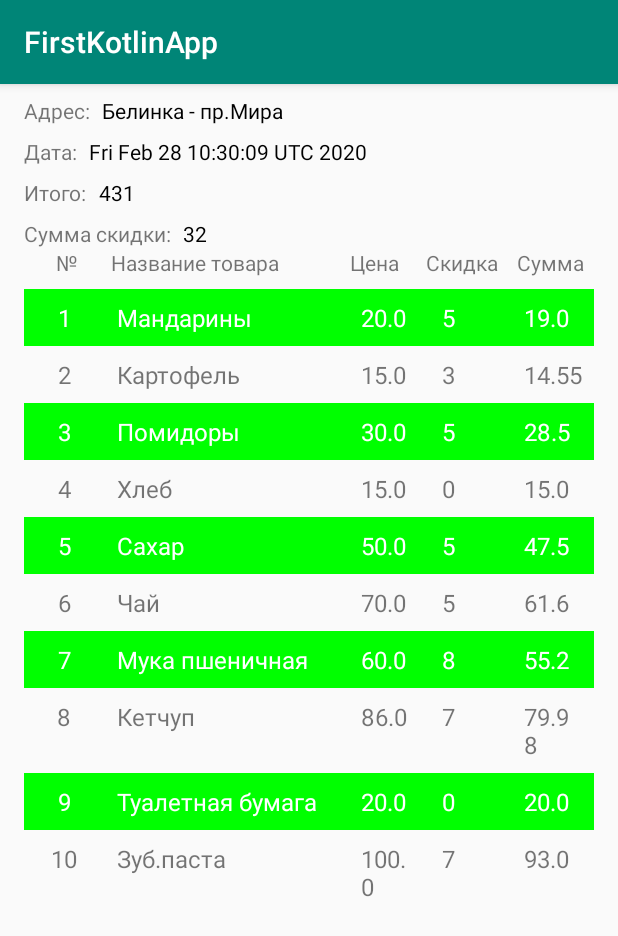
After one commit to 9elight/FirstKotlinApp, an Android app: the ThirdActivity screen opened directly, with no data from a screen before it, on a phone screen of 412 x 824 dp. The commit adds this screen. Shown: the top 936 px of the screen. Run offline under Robolectric (Android 15) with nearby library versions, the phone set to English and light mode, and no system bars.

Commit message:
homework_2.0 -создал модельки -сделал верстку 3 активити по дизайну -добавил адаптер для ресйклер вьюшки -заполнил лист с покупками -отобразил в ресайклере -реализовал смену цвета через раз

```diff
--- a/app/build.gradle
+++ b/app/build.gradle
@@ -32,4 +32,5 @@ dependencies {
     testImplementation 'junit:junit:4.12'
     androidTestImplementation 'androidx.test.ext:junit:1.1.1'
     androidTestImplementation 'androidx.test.espresso:espresso-core:3.2.0'
+    implementation 'androidx.recyclerview:recyclerview:1.0.0'
 }
--- a/app/src/main/AndroidManifest.xml
+++ b/app/src/main/AndroidManifest.xml
@@ -9,8 +9,9 @@
         android:roundIcon="@mipmap/ic_launcher_round"
         android:supportsRtl="true"
         android:theme="@style/AppTheme">
-        <activity android:name=".SecondActivity"></activity>
-        <activity android:name=".MainActivity">
+        <activity android:name=".ui.ThirdActivity"></activity>
+        <activity android:name=".ui.SecondActivity" />
+        <activity android:name=".ui.MainActivity">
             <intent-filter>
                 <action android:name="android.intent.action.MAIN" />
 
--- a/app/src/main/java/com/example/firstkotlinapp/MainActivity.kt
+++ /dev/null
@@ -1,48 +0,0 @@
-package com.example.firstkotlinapp
-
-import android.app.UiModeManager
-import android.content.Intent
-import androidx.appcompat.app.AppCompatActivity
-import android.os.Bundle
-import android.text.Editable
-import android.view.View
-import kotlinx.android.synthetic.main.activity_main.*
-
-class MainActivity : AppCompatActivity() {
-
-    override fun onCreate(savedInstanceState: Bundle?) {
-        super.onCreate(savedInstanceState)
-        setContentView(R.layout.activity_main)
-        mainClick()
-
-    }
-    private val nameList = mutableListOf("name", "hello", "text","!!!")
-    private val passList = mutableListOf("123", "123456","!!!")
-
-    private fun mainClick() {
-        click_btn.setOnClickListener {
-            val userName = username_txt.text.toString().trim()
-            val password = password_txt.text.toString().trim()
-            UiManager.showToast("$userName $password", this)
-            checkUserData(userName, password)
-        }
-    }
-
-    private fun checkUserData(userName: String, password: String) {
-        if (nameList.contains(userName) && passList.contains(password)){
-            if (userName == "!!!" && password == "!!!"){
-               startActivity(Intent(this,SecondActivity::class.java)
-                   .putExtra("boolean",true))
-
-            }
-            else{
-                startActivity(
-                    Intent(this, SecondActivity::class.java)
-                        .putExtra("userName", userName)
-                        .putExtra("password", password))
-            }
-
-        } else UiManager.showToast("ERROR", this)
-    }
-
-}
--- /dev/null
+++ b/app/src/main/java/com/example/firstkotlinapp/model/MockModel.kt
@@ -0,0 +1,30 @@
+package com.example.firstkotlinapp.model
+
+import java.util.*
+import kotlin.math.roundToInt
+
+data class MockModel(
+    val address: String,
+    val date: Date,
+    val total: Int,
+    val totalDiscounts: Int,
+    val purchaseList: List<Purchase>
+)
+val purchaseList: List<Purchase> = createPurchase()
+fun createMockModel(): MutableList<MockModel> {
+    return mutableListOf<MockModel>().apply {
+        this.add(MockModel("Белинка - пр.Мира", Date(), getTotal(), getTotalDiscounts(), purchaseList))
+    }
+
+}
+
+fun getTotal(): Int{
+    var totalPrice: Int = 0
+    for (element in purchaseList) totalPrice += element.final_price.toInt()
+    return totalPrice
+}
+fun getTotalDiscounts(): Int {
+    var totalPrice: Double = 0.0
+    for (element in purchaseList) totalPrice += element.price - element.final_price
+    return totalPrice.roundToInt()
+}
--- /dev/null
+++ b/app/src/main/java/com/example/firstkotlinapp/model/Purchase.kt
@@ -0,0 +1,28 @@
+package com.example.firstkotlinapp.model
+
+data class Purchase(
+    val number: Int,
+    val title: String,
+    val price: Double,
+    val discount: Int,
+    val final_price: Double
+)
+
+fun createPurchase(): MutableList<Purchase> {
+    return mutableListOf<Purchase>().apply {
+        this.add(Purchase(1, "Мандарины", 20.0, 5, getFinalPrice(20.0, 5)))
+        this.add(Purchase(2, "Картофель", 15.0, 3, getFinalPrice(15.0, 3)))
+        this.add(Purchase(3, "Помидоры", 30.0, 5, getFinalPrice(30.0, 5)))
+        this.add(Purchase(4, "Хлеб", 15.0, 0, getFinalPrice(15.0, 0)))
+        this.add(Purchase(5, "Сахар", 50.0, 5, getFinalPrice(50.0, 5)))
+        this.add(Purchase(6, "Чай", 70.0, 5, getFinalPrice(70.0, 12)))
+        this.add(Purchase(7, "Мука пшеничная", 60.0, 8, getFinalPrice(60.0, 8)))
+        this.add(Purchase(8, "Кетчуп", 86.0, 7, getFinalPrice(86.0, 7)))
+        this.add(Purchase(9, "Туалетная бумага", 20.0, 0, getFinalPrice(20.0, 0)))
+        this.add(Purchase(10, "Зуб.паста", 100.0, 7, getFinalPrice(100.0, 7)))
+    }
+}
+
+fun getFinalPrice(x: Double, y: Int): Double {
+    return x - (x / 100 * y)
+}
--- /dev/null
+++ b/app/src/main/java/com/example/firstkotlinapp/ui/Adapter.kt
@@ -0,0 +1,45 @@
+package com.example.firstkotlinapp.ui
+
+import android.graphics.Color
+import android.graphics.ColorFilter
+import android.view.LayoutInflater
+import android.view.View
+import android.view.ViewGroup
+import androidx.recyclerview.widget.RecyclerView
+import com.example.firstkotlinapp.R
+import com.example.firstkotlinapp.model.Purchase
+import kotlinx.android.synthetic.main.item_viewholder.view.*
+
+class Adapter(var items: List<Purchase>) :
+    RecyclerView.Adapter<Adapter.ViewHolder>() {
+    override fun onCreateViewHolder(parent: ViewGroup, viewType: Int): ViewHolder
+            = ViewHolder(LayoutInflater.from(parent.context)
+        .inflate(R.layout.item_viewholder,parent,false))
+
+    override fun getItemCount(): Int =  items.size
+
+    override fun onBindViewHolder(holder: ViewHolder, position: Int) {
+        holder.bind(items[position])
+        for (i in 0 until itemCount step 2 ){
+            if (holder.adapterPosition == i){
+                holder.itemView.setBackgroundColor(Color.GREEN)
+                holder.itemView.number.setTextColor(Color.WHITE)
+                holder.itemView.title.setTextColor(Color.WHITE)
+                holder.itemView.price.setTextColor(Color.WHITE)
+                holder.itemView.discount.setTextColor(Color.WHITE)
+                holder.itemView.final_price.setTextColor(Color.WHITE)
+            }
+        }
+    }
+
+    inner class ViewHolder(itemView: View) : RecyclerView.ViewHolder(itemView){
+        fun bind(purchase: Purchase) {
+            itemView.number.text = purchase.number.toString()
+            itemView.title.text = purchase.title
+            itemView.price.text = purchase.price.toString()
+            itemView.discount.text = purchase.discount.toString()
+            itemView.final_price.text = purchase.final_price.toString()
+        }
+
+    }
+}
--- /dev/null
+++ b/app/src/main/java/com/example/firstkotlinapp/ui/MainActivity.kt
@@ -0,0 +1,54 @@
+package com.example.firstkotlinapp.ui
+
+import android.content.Intent
+import androidx.appcompat.app.AppCompatActivity
+import android.os.Bundle
+import com.example.firstkotlinapp.R
+import com.example.firstkotlinapp.utils.UiManager
+import kotlinx.android.synthetic.main.activity_main.*
+
+class MainActivity : AppCompatActivity() {
+
+    override fun onCreate(savedInstanceState: Bundle?) {
+        super.onCreate(savedInstanceState)
+        setContentView(R.layout.activity_main)
+        mainClick()
+
+    }
+    private val nameList = mutableListOf("name", "hello", "text","!!!")
+    private val passList = mutableListOf("123", "123456","!!!")
+    private val namePList = mutableListOf("444", "333", "222")
+    private val passPList = mutableListOf("444", "333","222")
+
+    private fun mainClick() {
+        click_btn.setOnClickListener {
+            val userName = username_txt.text.toString().trim()
+            val password = password_txt.text.toString().trim()
+            UiManager.showToast(
+                "$userName $password",
+                this
+            )
+            checkUserData(userName, password)
+        }
+    }
+
+    private fun checkUserData(userName: String, password: String) {
+        if (namePList.contains(userName) && passPList.contains(password))
+            startActivity(
+                Intent(this, ThirdActivity::class.java)
+                    .putExtra("condition", userName)
+            )
+        else if (nameList.contains(userName) && passList.contains(password))
+            startActivity(
+                Intent(this, SecondActivity::class.java)
+                    .putExtra("userName", userName)
+                    .putExtra("password", password)
+            )
+        else UiManager.showToast(
+            "ERROR",
+            this
+        )
+    }
+
+
+}
--- /dev/null
+++ b/app/src/main/java/com/example/firstkotlinapp/ui/ThirdActivity.kt
@@ -0,0 +1,28 @@
+package com.example.firstkotlinapp.ui
+
+import androidx.appcompat.app.AppCompatActivity
+import android.os.Bundle
+import com.example.firstkotlinapp.R
+import com.example.firstkotlinapp.model.MockModel
+import com.example.firstkotlinapp.model.createMockModel
+import com.example.firstkotlinapp.utils.UiManager
+import kotlinx.android.synthetic.main.activity_third.*
+
+class ThirdActivity : AppCompatActivity() {
+    private val namePList = mutableListOf("444", "333", "222")
+    private val passPList = mutableListOf("444", "333","222")
+    override fun onCreate(savedInstanceState: Bundle?) {
+        super.onCreate(savedInstanceState)
+        setContentView(R.layout.activity_third)
+
+        val model: List<MockModel> = createMockModel();
+        val myAdapter: Adapter = Adapter(model[0].purchaseList)
+        tv_address_value.text = model[0].address
+        tv_date_value.text = model[0].date.toString()
+        tv_total_value.text = model[0].total.toString()
+        tv_discount_value.text = model[0].totalDiscounts.toString()
+        recyclerView.adapter = myAdapter
+
+
+    }
+}
--- a/app/src/main/java/com/example/firstkotlinapp/UiManager.kt
+++ b/app/src/main/java/com/example/firstkotlinapp/utils/UiManager.kt
@@ -1,4 +1,4 @@
-package com.example.firstkotlinapp
+package com.example.firstkotlinapp.utils
 
 import android.content.Context
 import android.widget.Toast
--- a/app/src/main/res/layout/activity_main.xml
+++ b/app/src/main/res/layout/activity_main.xml
@@ -4,7 +4,7 @@
     xmlns:tools="http://schemas.android.com/tools"
     android:layout_width="match_parent"
     android:layout_height="match_parent"
-    tools:context=".MainActivity"
+    tools:context=".ui.MainActivity"
     android:orientation="vertical"
     android:gravity="center">
 
--- a/app/src/main/res/layout/activity_second.xml
+++ b/app/src/main/res/layout/activity_second.xml
@@ -4,7 +4,7 @@
     xmlns:tools="http://schemas.android.com/tools"
     android:layout_width="match_parent"
     android:layout_height="match_parent"
-    tools:context=".SecondActivity">
+    tools:context=".ui.SecondActivity">
 
     <TextView
         android:id="@+id/text"
--- /dev/null
+++ b/app/src/main/res/layout/activity_third.xml
@@ -0,0 +1,136 @@
+<?xml version="1.0" encoding="utf-8"?>
+<androidx.constraintlayout.widget.ConstraintLayout xmlns:android="http://schemas.android.com/apk/res/android"
+    xmlns:app="http://schemas.android.com/apk/res-auto"
+    xmlns:tools="http://schemas.android.com/tools"
+    android:layout_width="match_parent"
+    android:layout_height="match_parent"
+    tools:context=".ui.ThirdActivity"
+    android:orientation="vertical"
+    android:paddingHorizontal="@dimen/middle"
+    >
+
+    <TextView
+        android:id="@+id/tv_address"
+        android:layout_width="wrap_content"
+        android:layout_height="wrap_content"
+        android:text="@string/address"
+        app:layout_constraintTop_toTopOf="parent"
+        app:layout_constraintStart_toStartOf="parent"
+        style="@style/tv_style"
+        />
+    <TextView
+        android:id="@+id/tv_address_value"
+        android:layout_width="wrap_content"
+        android:layout_height="wrap_content"
+        app:layout_constraintTop_toTopOf="@id/tv_address"
+        app:layout_constraintStart_toEndOf="@id/tv_address"
+        android:textColor="@color/black"
+        android:layout_marginStart="@dimen/small"
+        />
+    <TextView
+        android:id="@+id/tv_date"
+        android:layout_width="wrap_content"
+        android:layout_height="wrap_content"
+        android:text="@string/date"
+        app:layout_constraintTop_toBottomOf="@id/tv_address"
+        style="@style/tv_style"
+        app:layout_constraintStart_toStartOf="parent"
+        />
+    <TextView
+        android:id="@+id/tv_date_value"
+        android:layout_width="wrap_content"
+        android:layout_height="wrap_content"
+        app:layout_constraintTop_toTopOf="@id/tv_date"
+        app:layout_constraintStart_toEndOf="@id/tv_date"
+        android:textColor="@color/black"
+        android:layout_marginStart="@dimen/small"
+        />
+    <TextView
+        android:id="@+id/tv_total"
+        android:layout_width="wrap_content"
+        android:layout_height="wrap_content"
+        android:text="@string/total"
+        app:layout_constraintTop_toBottomOf="@id/tv_date"
+        app:layout_constraintStart_toStartOf="parent"
+        style="@style/tv_style"
+        />
+    <TextView
+        android:id="@+id/tv_total_value"
+        android:layout_width="wrap_content"
+        android:layout_height="wrap_content"
+        app:layout_constraintTop_toTopOf="@id/tv_total"
+        app:layout_constraintStart_toEndOf="@id/tv_total"
+        android:textColor="@color/black"
+        android:layout_marginStart="@dimen/small"
+        />
+    <TextView
+        android:id="@+id/tv_discount"
+        android:layout_width="wrap_content"
+        android:layout_height="wrap_content"
+        android:text="@string/discount"
+        app:layout_constraintTop_toBottomOf="@id/tv_total"
+        app:layout_constraintStart_toStartOf="parent"
+        style="@style/tv_style"
+        />
+    <TextView
+        android:id="@+id/tv_discount_value"
+        android:layout_width="wrap_content"
+        android:layout_height="wrap_content"
+        app:layout_constraintTop_toTopOf="@id/tv_discount"
+        app:layout_constraintStart_toEndOf="@id/tv_discount"
+        android:textColor="@color/black"
+        android:layout_marginStart="@dimen/small"
+        />
+    <LinearLayout
+        android:id="@+id/table"
+        android:layout_width="match_parent"
+        android:layout_height="wrap_content"
+        app:layout_constraintTop_toBottomOf="@id/tv_discount_value"
+        app:layout_constraintStart_toStartOf="parent"
+        android:orientation="horizontal">
+        <TextView
+            android:layout_width="0dp"
+            android:layout_height="wrap_content"
+            android:layout_weight="1"
+            android:textAlignment="center"
+            android:text="№"/>
+        <TextView
+            android:layout_width="0dp"
+            android:layout_height="wrap_content"
+            android:layout_weight="2.5"
+            android:textAlignment="textStart"
+            android:text="Название товара"/>
+        <TextView
+            android:layout_width="0dp"
+            android:layout_height="wrap_content"
+            android:layout_weight="1"
+            android:textAlignment="center"
+            android:text="Цена"/>
+        <TextView
+            android:layout_width="0dp"
+            android:layout_height="wrap_content"
+            android:layout_weight="1"
+            android:textAlignment="center"
+            android:text="Скидка"/>
+        <TextView
+            android:layout_width="0dp"
+            android:layout_height="wrap_content"
+            android:layout_weight="1"
+            android:textAlignment="center"
+            android:text="Сумма"/>
+
+    </LinearLayout>
+
+    <androidx.recyclerview.widget.RecyclerView
+        android:id="@+id/recyclerView"
+        android:layout_width="match_parent"
+        android:layout_height="0dp"
+        app:layout_constraintTop_toBottomOf="@id/table"
+        app:layout_constraintBottom_toBottomOf="parent"
+        app:layoutManager="androidx.recyclerview.widget.LinearLayoutManager"
+        tools:listitem="@layout/item_viewholder"
+        android:paddingVertical="@dimen/small"
+        />
+
+
+</androidx.constraintlayout.widget.ConstraintLayout>
--- /dev/null
+++ b/app/src/main/res/layout/item_viewholder.xml
@@ -0,0 +1,44 @@
+<?xml version="1.0" encoding="utf-8"?>
+<LinearLayout
+    xmlns:android="http://schemas.android.com/apk/res/android"
+    android:layout_width="match_parent"
+    android:layout_height="wrap_content"
+    android:orientation="horizontal">
+
+    <TextView
+        android:id="@+id/number"
+        android:layout_width="0dp"
+        android:layout_height="wrap_content"
+        android:text="1"
+        style="@style/item_style"
+        android:layout_weight="1"
+        android:textAlignment="center"/>
+    <TextView
+        android:id="@+id/title"
+        android:layout_width="0dp"
+        android:layout_weight="3"
+        android:layout_height="wrap_content"
+        android:text="Напиток соевый Take A Bite, пастеризова....."
+        style="@style/item_style"/>
+    <TextView
+        android:id="@+id/price"
+        android:layout_width="0dp"
+        android:layout_weight="1"
+        android:layout_height="wrap_content"
+        android:text="32"
+        style="@style/item_style"/>
+    <TextView
+        android:id="@+id/discount"
+        android:layout_width="0dp"
+        android:layout_weight="1"
+        android:layout_height="wrap_content"
+        android:text="5%"
+        style="@style/item_style"/>
+    <TextView
+        android:id="@+id/final_price"
+        android:layout_width="0dp"
+        android:layout_weight="1"
+        android:layout_height="wrap_content"
+        android:text="30,4"
+        style="@style/item_style"/>
+</LinearLayout>
--- a/app/src/main/res/values/colors.xml
+++ b/app/src/main/res/values/colors.xml
@@ -3,4 +3,5 @@
     <color name="colorPrimary">#008577</color>
     <color name="colorPrimaryDark">#00574B</color>
     <color name="colorAccent">#D81B60</color>
+    <color name="black">#000</color>
 </resources>
--- a/app/src/main/res/values/strings.xml
+++ b/app/src/main/res/values/strings.xml
@@ -3,4 +3,8 @@
     <string name="name">Name</string>
     <string name="password">Password</string>
     <string name="click_me">Click me</string>
+    <string name="address">Адрес:</string>
+    <string name="date">Дата:</string>
+    <string name="total">Итого:</string>
+    <string name="discount">Сумма скидки:</string>
 </resources>
--- a/app/src/main/res/values/styles.xml
+++ b/app/src/main/res/values/styles.xml
@@ -1,4 +1,4 @@
-<resources>
+<resources xmlns:tools="http://schemas.android.com/tools">
 
     <!-- Base application theme. -->
     <style name="AppTheme" parent="Theme.AppCompat.Light.DarkActionBar">
@@ -8,4 +8,12 @@
         <item name="colorAccent">@color/colorAccent</item>
     </style>
 
+    <style name="item_style">
+        <item name="android:textSize">@dimen/middle</item>
+        <item name="android:gravity">start</item>
+        <item name="android:padding">@dimen/small</item>
+    </style>
+    <style name="tv_style">
+        <item name="android:layout_marginVertical" tools:targetApi="o">@dimen/small</item>
+    </style>
 </resources>
--- a/build.gradle
+++ b/build.gradle
@@ -8,7 +8,7 @@ buildscript {
 
     }
     dependencies {
-        classpath 'com.android.tools.build:gradle:3.5.3'
+        classpath 'com.android.tools.build:gradle:3.6.0'
         classpath "org.jetbrains.kotlin:kotlin-gradle-plugin:$kotlin_version"
         // NOTE: Do not place your application dependencies here; they belong
         // in the individual module build.gradle files
```
Also changed, not shown: app/src/main/java/com/example/firstkotlinapp/ui/SecondActivity.kt (renamed from app/src/main/java/com/example/firstkotlinapp/SecondActivity.kt, +7 -2 lines), gradle/wrapper/gradle-wrapper.properties.
